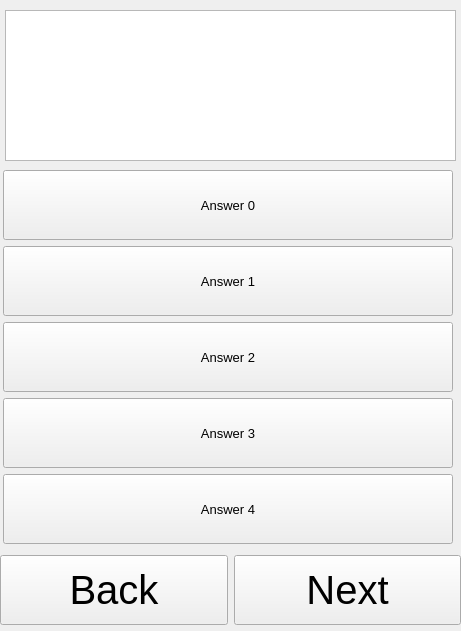
The window that umati/UmatiSurveyTaskView.ui (kheimerl/umati) describes before a commit, drawn with Qt 5.
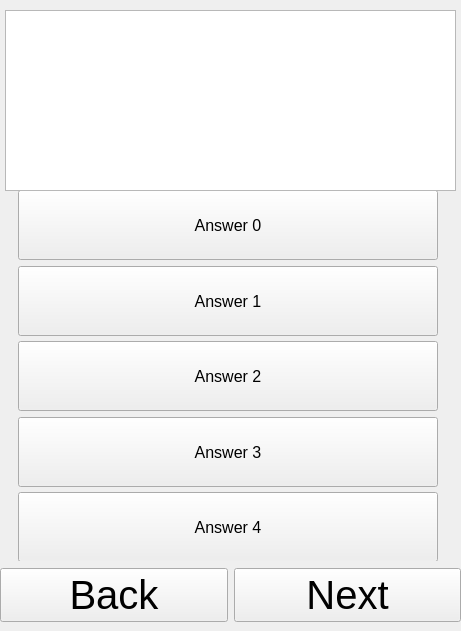
The same window after the commit.

Diff of the .ui file:
```diff
--- a/umati/UmatiSurveyTaskView.ui
+++ b/umati/UmatiSurveyTaskView.ui
@@ -17,9 +17,9 @@
    <property name="geometry">
     <rect>
      <x>0</x>
-     <y>550</y>
+     <y>560</y>
      <width>461</width>
-     <height>81</height>
+     <height>71</height>
     </rect>
    </property>
    <layout class="QGridLayout" name="gridLayout">
@@ -28,7 +28,7 @@
       <property name="minimumSize">
        <size>
         <width>0</width>
-        <height>70</height>
+        <height>50</height>
        </size>
       </property>
       <property name="font">
@@ -46,7 +46,7 @@
       <property name="minimumSize">
        <size>
         <width>0</width>
-        <height>70</height>
+        <height>50</height>
        </size>
       </property>
       <property name="font">
@@ -65,9 +65,9 @@
    <property name="geometry">
     <rect>
      <x>2</x>
-     <y>170</y>
+     <y>190</y>
      <width>452</width>
-     <height>376</height>
+     <height>371</height>
     </rect>
    </property>
    <layout class="QGridLayout" name="gridLayout_2">
@@ -81,7 +81,7 @@
       </property>
       <property name="minimumSize">
        <size>
-        <width>450</width>
+        <width>420</width>
         <height>70</height>
        </size>
       </property>
@@ -93,7 +93,7 @@
       </property>
       <property name="font">
        <font>
-        <pointsize>10</pointsize>
+        <pointsize>12</pointsize>
        </font>
       </property>
       <property name="layoutDirection">
@@ -120,7 +120,7 @@
       </property>
       <property name="minimumSize">
        <size>
-        <width>450</width>
+        <width>420</width>
         <height>70</height>
        </size>
       </property>
@@ -132,7 +132,7 @@
       </property>
       <property name="font">
        <font>
-        <pointsize>10</pointsize>
+        <pointsize>12</pointsize>
        </font>
       </property>
       <property name="layoutDirection">
@@ -159,7 +159,7 @@
       </property>
       <property name="minimumSize">
        <size>
-        <width>450</width>
+        <width>420</width>
         <height>70</height>
        </size>
       </property>
@@ -171,7 +171,7 @@
       </property>
       <property name="font">
        <font>
-        <pointsize>10</pointsize>
+        <pointsize>12</pointsize>
        </font>
       </property>
       <property name="layoutDirection">
@@ -198,7 +198,7 @@
       </property>
       <property name="minimumSize">
        <size>
-        <width>450</width>
+        <width>420</width>
         <height>70</height>
        </size>
       </property>
@@ -210,7 +210,7 @@
       </property>
       <property name="font">
        <font>
-        <pointsize>10</pointsize>
+        <pointsize>12</pointsize>
        </font>
       </property>
       <property name="layoutDirection">
@@ -237,7 +237,7 @@
       </property>
       <property name="minimumSize">
        <size>
-        <width>450</width>
+        <width>420</width>
         <height>70</height>
        </size>
       </property>
@@ -249,7 +249,7 @@
       </property>
       <property name="font">
        <font>
-        <pointsize>10</pointsize>
+        <pointsize>12</pointsize>
        </font>
       </property>
       <property name="layoutDirection">
@@ -274,9 +274,14 @@
      <x>5</x>
      <y>10</y>
      <width>451</width>
-     <height>151</height>
+     <height>181</height>
     </rect>
    </property>
+   <property name="font">
+    <font>
+     <pointsize>12</pointsize>
+    </font>
+   </property>
   </widget>
  </widget>
  <resources/>
```
